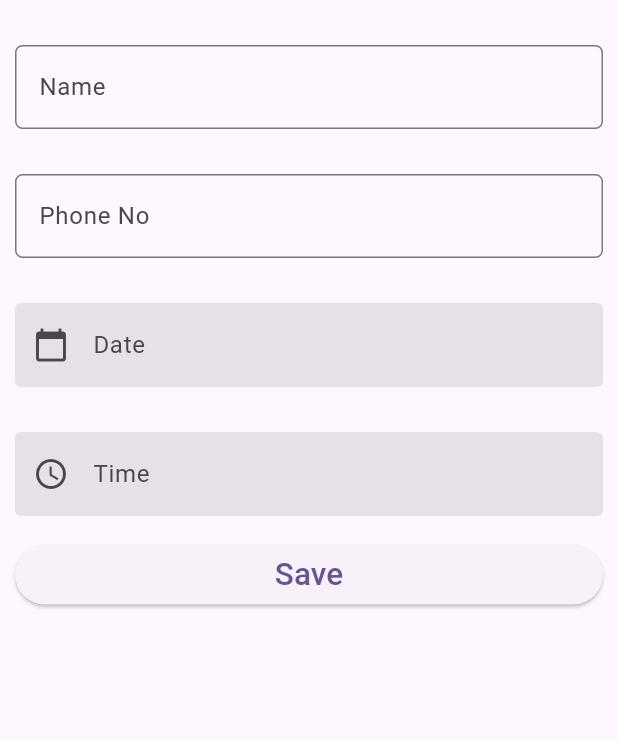
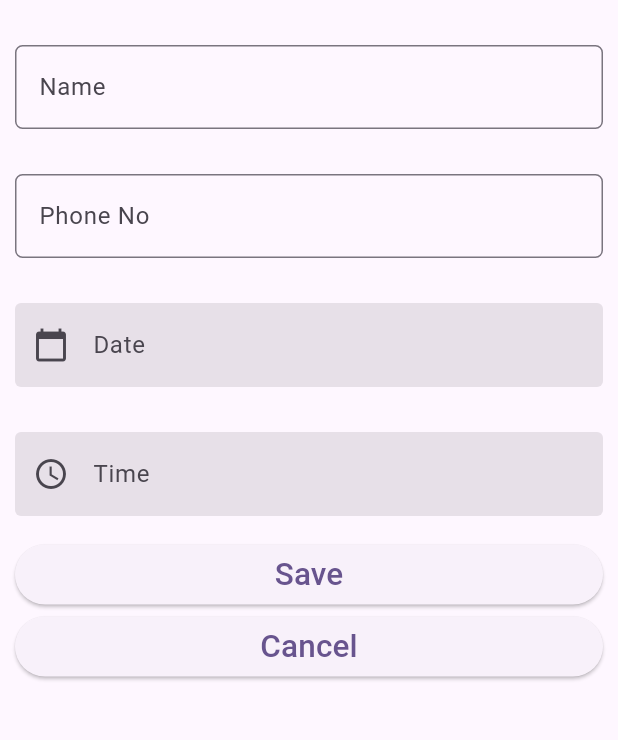
Before and after one commit to JasperYong123/AttendanceApp, a Flutter app: the AttendanceForm screen opened by its route, after a tap on "Save", on a phone screen of 412 x 824 dp, the part 84-824 px from its top. Run offline on Flutter 3.47's test engine with Material 2 defaults, Android fonts, the phone set to English and light mode, and no system bars; our stand-ins replace shared_preferences, timeago; accounts and stored records are empty.

Commit message:
Show indicator for a successful add

```diff
--- a/attendance_app/lib/attendance_form.dart
+++ b/attendance_app/lib/attendance_form.dart
@@ -83,7 +83,16 @@ class _AttendanceFormState extends State<AttendanceForm> {
                   'Save',
                   textScaleFactor: 1.5,
                 ),
-                onPressed: () {Navigator.pushReplacementNamed(context, '/',
+                onPressed: () {
+                  if(nameController.text.isNotEmpty && phoneController.text.isNotEmpty && dateController.text.isNotEmpty){
+                  ScaffoldMessenger.of(context).showSnackBar(
+                    SnackBar(
+                      content: Text('You successfully added a new record to the list'),
+
+                    ),
+
+                  );}
+                  Navigator.pushReplacementNamed(context, '/',
                   arguments: {
                     'user': nameController.text,
                     'phone': phoneController.text,
@@ -91,7 +100,15 @@ class _AttendanceFormState extends State<AttendanceForm> {
                   }
                 );},
               ))
-            ],
+            ,Expanded(
+                  child: ElevatedButton(
+                child: Text(
+                  'Cancel',
+                  textScaleFactor: 1.5,
+                ),
+                onPressed: () {
+                  Navigator.pushReplacementNamed(context, '/');},
+              ))],
           ),
         ));
   }
--- a/attendance_app/lib/main.dart
+++ b/attendance_app/lib/main.dart
@@ -89,7 +89,8 @@ class _MyHomePageState extends State<MyHomePage> {
   Widget build(BuildContext context) {
 
   entry = ModalRoute.of(context)!.settings.arguments as Map<dynamic, dynamic>?;
-  if(entry != null){  // print(entry!['check-in'] is String);
+  if(entry != null){
+   // print(entry!['check-in'] is String);
     setState(() {
       _attendances.add(entry);
 
@@ -104,6 +105,7 @@ class _MyHomePageState extends State<MyHomePage> {
       _attendances = SharedPreference.getListFromSharedPreferences();
       _attendances.sort((a, b) => b['check-in'].compareTo(a['check-in']));
   }
+
 
     return Scaffold(
       appBar: AppBar(
@@ -134,6 +136,7 @@ class _MyHomePageState extends State<MyHomePage> {
           }
           return false;
         },
+
             child: ListView.builder(
               controller: _scrollController,
               itemCount: _attendances.length,
```
